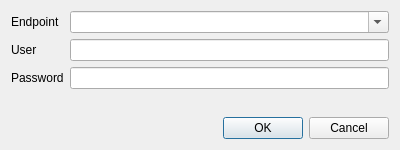
First picture: the form in src/client/connectdlg/connectdlg.ui, repository LeeOswald/erebus-gui, before the edit.
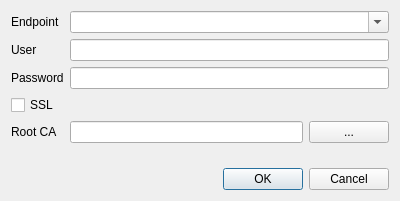
Second picture: the form after the edit. Icons and pictures are not drawn.

Patch:
```diff
--- a/src/client/connectdlg/connectdlg.ui
+++ b/src/client/connectdlg/connectdlg.ui
@@ -7,7 +7,7 @@
     <x>0</x>
     <y>0</y>
     <width>400</width>
-    <height>150</height>
+    <height>201</height>
    </rect>
   </property>
   <property name="minimumSize">
@@ -76,6 +76,40 @@
        </property>
       </widget>
      </item>
+     <item row="3" column="0">
+      <widget class="QCheckBox" name="checkSsl">
+       <property name="text">
+        <string>SSL</string>
+       </property>
+      </widget>
+     </item>
+     <item row="4" column="0">
+      <widget class="QLabel" name="labelRootCA">
+       <property name="text">
+        <string>Root CA</string>
+       </property>
+      </widget>
+     </item>
+     <item row="4" column="1">
+      <layout class="QHBoxLayout" name="horizontalLayout">
+       <item>
+        <widget class="QLineEdit" name="editRootCA"/>
+       </item>
+       <item>
+        <widget class="QPushButton" name="btnBrowseRootCA">
+         <property name="minimumSize">
+          <size>
+           <width>10</width>
+           <height>0</height>
+          </size>
+         </property>
+         <property name="text">
+          <string>...</string>
+         </property>
+        </widget>
+       </item>
+      </layout>
+     </item>
     </layout>
    </item>
    <item>
```
Left out of the diff: 36 changed lines with no effect on the pictures.
